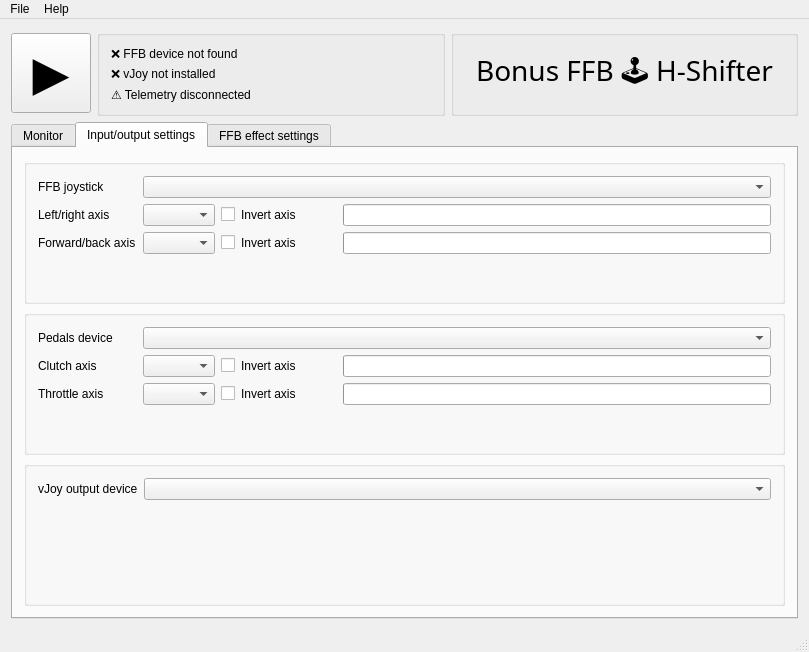
Before: the Qt Designer form H-Shifter/HShifter.ui in kgmonteith/BonusFFB, drawn with Qt 5.
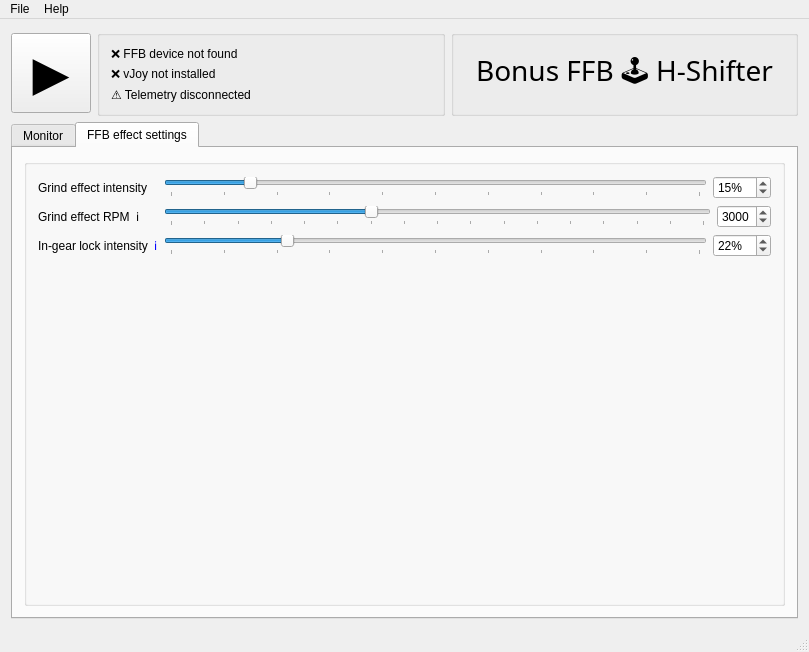
After: the same form once the commit is applied. Icons and pictures are not drawn.

```diff
--- a/H-Shifter/HShifter.ui
+++ b/H-Shifter/HShifter.ui
@@ -287,326 +287,6 @@
         </item>
        </layout>
       </widget>
-      <widget class="QWidget" name="tab">
-       <attribute name="title">
-        <string>Input/output settings</string>
-       </attribute>
-       <layout class="QVBoxLayout" name="verticalLayout_3">
-        <item>
-         <widget class="QGroupBox" name="groupBox_6">
-          <property name="title">
-           <string/>
-          </property>
-          <layout class="QFormLayout" name="formLayout">
-           <item row="0" column="0">
-            <widget class="QLabel" name="label_3">
-             <property name="minimumSize">
-              <size>
-               <width>99</width>
-               <height>0</height>
-              </size>
-             </property>
-             <property name="text">
-              <string>FFB joystick</string>
-             </property>
-            </widget>
-           </item>
-           <item row="0" column="1">
-            <widget class="QComboBox" name="joystickDeviceComboBox">
-             <property name="sizePolicy">
-              <sizepolicy hsizetype="Minimum" vsizetype="Fixed">
-               <horstretch>0</horstretch>
-               <verstretch>0</verstretch>
-              </sizepolicy>
-             </property>
-            </widget>
-           </item>
-           <item row="1" column="0">
-            <widget class="QLabel" name="label_7">
-             <property name="text">
-              <string>Left/right axis</string>
-             </property>
-            </widget>
-           </item>
-           <item row="1" column="1">
-            <layout class="QHBoxLayout" name="horizontalLayout_6">
-             <item>
-              <widget class="QComboBox" name="joystickLRAxisComboBox">
-               <property name="sizePolicy">
-                <sizepolicy hsizetype="Minimum" vsizetype="Fixed">
-                 <horstretch>0</horstretch>
-                 <verstretch>0</verstretch>
-                </sizepolicy>
-               </property>
-               <property name="maximumSize">
-                <size>
-                 <width>200</width>
-                 <height>16777215</height>
-                </size>
-               </property>
-              </widget>
-             </item>
-             <item>
-              <widget class="QCheckBox" name="invertJoystickLRAxisBox">
-               <property name="minimumSize">
-                <size>
-                 <width>0</width>
-                 <height>0</height>
-                </size>
-               </property>
-               <property name="styleSheet">
-                <string notr="true">padding-right: 40px;</string>
-               </property>
-               <property name="text">
-                <string>Invert axis</string>
-               </property>
-              </widget>
-             </item>
-             <item>
-              <widget class="QProgressBar" name="ioTabJoystickLRProgressBar">
-               <property name="autoFillBackground">
-                <bool>false</bool>
-               </property>
-               <property name="maximum">
-                <number>65535</number>
-               </property>
-               <property name="value">
-                <number>0</number>
-               </property>
-               <property name="textVisible">
-                <bool>false</bool>
-               </property>
-              </widget>
-             </item>
-            </layout>
-           </item>
-           <item row="2" column="0">
-            <widget class="QLabel" name="label_11">
-             <property name="text">
-              <string>Forward/back axis</string>
-             </property>
-            </widget>
-           </item>
-           <item row="2" column="1">
-            <layout class="QHBoxLayout" name="horizontalLayout_7">
-             <item>
-              <widget class="QComboBox" name="joystickFBAxisComboBox">
-               <property name="sizePolicy">
-                <sizepolicy hsizetype="Minimum" vsizetype="Fixed">
-                 <horstretch>0</horstretch>
-                 <verstretch>0</verstretch>
-                </sizepolicy>
-               </property>
-               <property name="maximumSize">
-                <size>
-                 <width>200</width>
-                 <height>16777215</height>
-                </size>
-               </property>
-              </widget>
-             </item>
-             <item>
-              <widget class="QCheckBox" name="invertJoystickFBAxisBox">
-               <property name="sizePolicy">
-                <sizepolicy hsizetype="Minimum" vsizetype="Fixed">
-                 <horstretch>0</horstretch>
-                 <verstretch>0</verstretch>
-                </sizepolicy>
-               </property>
-               <property name="minimumSize">
-                <size>
-                 <width>0</width>
-                 <height>0</height>
-                </size>
-               </property>
-               <property name="styleSheet">
-                <string notr="true">padding-right: 40px;</string>
-               </property>
-               <property name="text">
-                <string>Invert axis</string>
-               </property>
-              </widget>
-             </item>
-             <item>
-              <widget class="QProgressBar" name="ioTabJoystickFBProgressBar">
-               <property name="maximum">
-                <number>65535</number>
-               </property>
-               <property name="value">
-                <number>0</number>
-               </property>
-               <property name="textVisible">
-                <bool>false</bool>
-               </property>
-              </widget>
-             </item>
-            </layout>
-           </item>
-          </layout>
-         </widget>
-        </item>
-        <item>
-         <widget class="QGroupBox" name="groupBox_7">
-          <property name="title">
-           <string/>
-          </property>
-          <layout class="QFormLayout" name="formLayout_3">
-           <item row="0" column="0">
-            <widget class="QLabel" name="cluckDeviceLabel">
-             <property name="minimumSize">
-              <size>
-               <width>99</width>
-               <height>0</height>
-              </size>
-             </property>
-             <property name="text">
-              <string>Pedals device</string>
-             </property>
-            </widget>
-           </item>
-           <item row="0" column="1">
-            <widget class="QComboBox" name="pedalsDeviceComboBox">
-             <property name="font">
-              <font>
-               <family>Segoe UI</family>
-               <pointsize>9</pointsize>
-              </font>
-             </property>
-             <property name="placeholderText">
-              <string/>
-             </property>
-            </widget>
-           </item>
-           <item row="1" column="0">
-            <widget class="QLabel" name="clutchAxisLabel">
-             <property name="minimumSize">
-              <size>
-               <width>0</width>
-               <height>0</height>
-              </size>
-             </property>
-             <property name="text">
-              <string>Clutch axis</string>
-             </property>
-            </widget>
-           </item>
-           <item row="1" column="1">
-            <layout class="QHBoxLayout" name="horizontalLayout_9">
-             <item>
-              <widget class="QComboBox" name="clutchAxisComboBox">
-               <property name="sizePolicy">
-                <sizepolicy hsizetype="Minimum" vsizetype="Fixed">
-                 <horstretch>0</horstretch>
-                 <verstretch>0</verstretch>
-                </sizepolicy>
-               </property>
-               <property name="toolTip">
-                <string/>
-               </property>
-               <property name="placeholderText">
-                <string/>
-               </property>
-              </widget>
-             </item>
-             <item>
-              <widget class="QCheckBox" name="invertClutchAxisBox">
-               <property name="styleSheet">
-                <string notr="true">padding-right: 40px;</string>
-               </property>
-               <property name="text">
-                <string>Invert axis</string>
-               </property>
-              </widget>
-             </item>
-             <item>
-              <widget class="QProgressBar" name="ioTabClutchProgressBar">
-               <property name="autoFillBackground">
-                <bool>false</bool>
-               </property>
-               <property name="maximum">
-                <number>65535</number>
-               </property>
-               <property name="value">
-                <number>0</number>
-               </property>
-               <property name="textVisible">
-                <bool>false</bool>
-               </property>
-              </widget>
-             </item>
-            </layout>
-           </item>
-           <item row="2" column="0">
-            <widget class="QLabel" name="label_6">
-             <property name="text">
-              <string>Throttle axis</string>
-             </property>
-            </widget>
-           </item>
-           <item row="2" column="1">
-            <layout class="QHBoxLayout" name="horizontalLayout_8">
-             <item>
-              <widget class="QComboBox" name="throttleAxisComboBox">
-               <property name="sizePolicy">
-                <sizepolicy hsizetype="Minimum" vsizetype="Fixed">
-                 <horstretch>0</horstretch>
-                 <verstretch>0</verstretch>
-                </sizepolicy>
-               </property>
-              </widget>
-             </item>
-             <item>
-              <widget class="QCheckBox" name="invertThrottleAxisBox">
-               <property name="styleSheet">
-                <string notr="true">padding-right: 40px;</string>
-               </property>
-               <property name="text">
-                <string>Invert axis</string>
-               </property>
-              </widget>
-             </item>
-             <item>
-              <widget class="QProgressBar" name="ioTabThrottleProgressBar">
-               <property name="autoFillBackground">
-                <bool>false</bool>
-               </property>
-               <property name="maximum">
-                <number>65535</number>
-               </property>
-               <property name="value">
-                <number>0</number>
-               </property>
-               <property name="textVisible">
-                <bool>false</bool>
-               </property>
-              </widget>
-             </item>
-            </layout>
-           </item>
-          </layout>
-         </widget>
-        </item>
-        <item>
-         <widget class="QGroupBox" name="groupBox_8">
-          <property name="title">
-           <string/>
-          </property>
-          <layout class="QFormLayout" name="formLayout_2">
-           <item row="0" column="0">
-            <widget class="QLabel" name="vJoyOutputDeviceLabel">
-             <property name="text">
-              <string>vJoy output device</string>
-             </property>
-            </widget>
-           </item>
-           <item row="0" column="1">
-            <widget class="QComboBox" name="vjoyDeviceComboBox"/>
-           </item>
-          </layout>
-         </widget>
-        </item>
-       </layout>
-      </widget>
       <widget class="QWidget" name="tab_2">
        <attribute name="title">
         <string>FFB effect settings</string>
```
Left out of the diff: 194 changed lines with no effect on the pictures.
